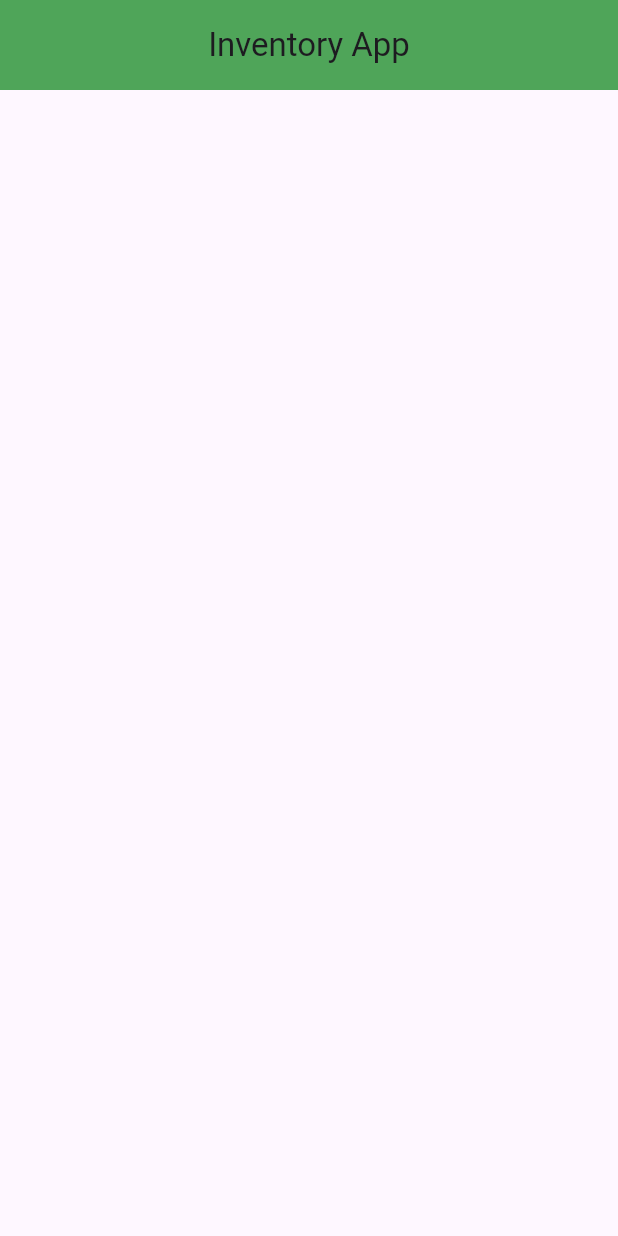
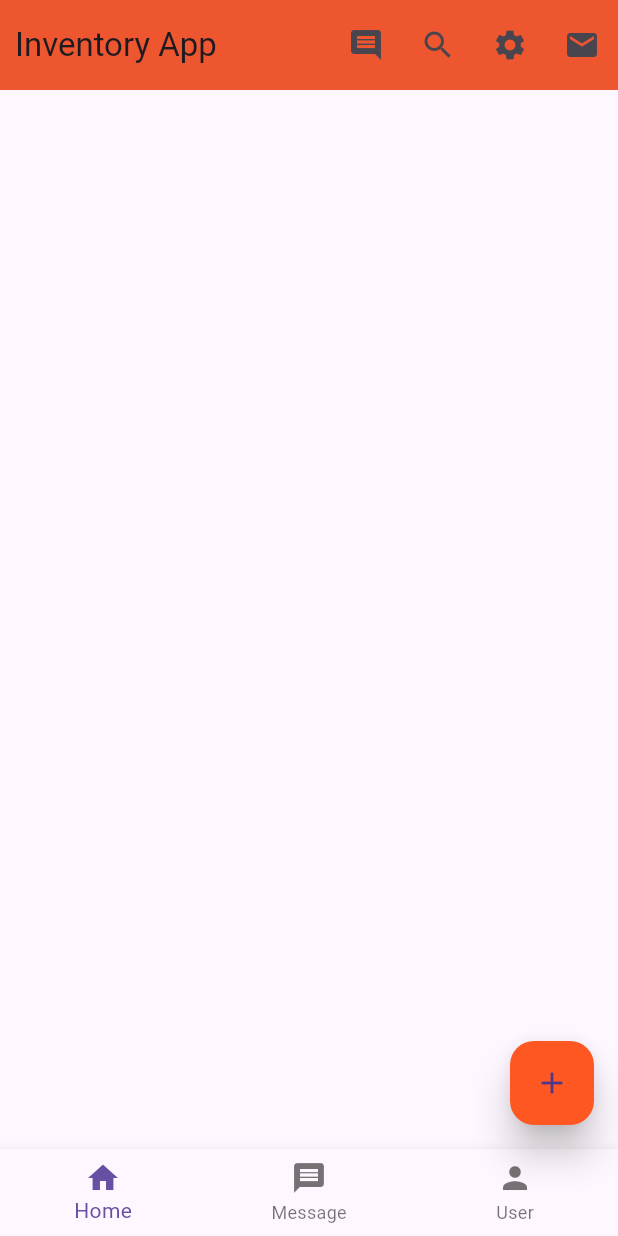
Before and after one commit to Md-Junaead/LearnFlutter, a Flutter app: the screen it shows after launch, on a phone screen of 412 x 824 dp. Run offline on Flutter 3.47's test engine with Material 3 defaults, Android fonts, the phone set to English and light mode, and no system bars.

Commit message:
Navigation Bar & AppBar set

```diff
--- a/lib/main.dart
+++ b/lib/main.dart
@@ -13,7 +13,7 @@ class MyApp extends StatelessWidget {
     return MaterialApp(
       theme: ThemeData(primarySwatch: Colors.green),
       darkTheme: ThemeData(primarySwatch: Colors.green),
-      color: Colors.blue,
+      color: Colors.white,
       debugShowCheckedModeBanner: false,
       home: const HomeActivity(),
     );
@@ -23,17 +23,58 @@ class MyApp extends StatelessWidget {
 class HomeActivity extends StatelessWidget {
   const HomeActivity({super.key});
 
+  MySnackBar(message, context) {
+    ScaffoldMessenger.of(context)
+        .showSnackBar(SnackBar(content: Text(message)));
+  }
+
   @override
   Widget build(BuildContext context) {
     return Scaffold(
+      bottomNavigationBar: BottomNavigationBar(
+        items: [
+          BottomNavigationBarItem(icon: Icon(Icons.home), label: "Home"),
+          BottomNavigationBarItem(icon: Icon(Icons.message), label: "Message"),
+          BottomNavigationBarItem(icon: Icon(Icons.person), label: "User"),
+        ],
+      ),
       appBar: AppBar(
         title: const Text("Inventory App"),
-        titleSpacing: 0,
-        centerTitle: true,
+        titleSpacing: 10,
         toolbarHeight: 60,
         toolbarOpacity: 1,
-        backgroundColor: Colors.green,
+        backgroundColor: Colors.deepOrange,
         elevation: 6,
+        actions: [
+          IconButton(
+              onPressed: () {
+                MySnackBar("I am Comment", context);
+              },
+              icon: const Icon(Icons.comment)),
+          IconButton(
+              onPressed: () {
+                MySnackBar("I am Search", context);
+              },
+              icon: const Icon(Icons.search)),
+          IconButton(
+              onPressed: () {
+                MySnackBar("I am Setting", context);
+              },
+              icon: const Icon(Icons.settings)),
+          IconButton(
+              onPressed: () {
+                MySnackBar("I am Email", context);
+              },
+              icon: const Icon(Icons.email)),
+        ],
+      ),
+      floatingActionButton: FloatingActionButton(
+        elevation: 10,
+        child: const Icon(Icons.add),
+        backgroundColor: Colors.deepOrange,
+        onPressed: () {
+          MySnackBar("I am tonni's one and only jamai", context);
+        },
       ),
     );
   }
```
Also changed, not shown: lib/git.dart (added, +24 -0 lines).
